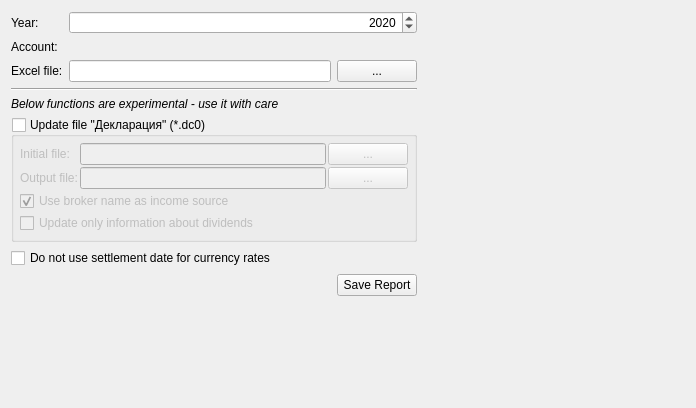
The window that jal/ui/tax_export_widget.ui (titov-vv/jal) describes before a commit, drawn with Qt 5.
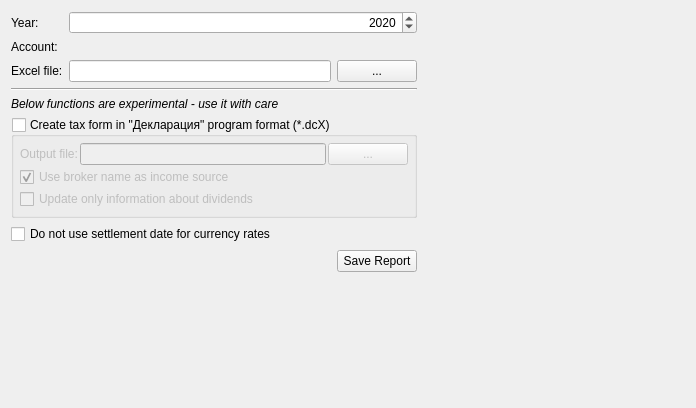
The same window after the commit. Custom widgets are drawn as their Qt base class.

Commit message: Tax widget was updated to reflect recent changes to DLSG file creation

The edit to the form file:
```diff
--- a/jal/ui/tax_export_widget.ui
+++ b/jal/ui/tax_export_widget.ui
@@ -83,7 +83,7 @@
       </sizepolicy>
      </property>
      <property name="title">
-      <string>Update file &quot;Декларация&quot; (*.dc0)</string>
+      <string>Create tax form in &quot;Декларация&quot; program format (*.dcX)</string>
      </property>
      <property name="flat">
       <bool>false</bool>
@@ -110,7 +110,14 @@
       <property name="spacing">
        <number>2</number>
       </property>
-      <item row="2" column="0" colspan="3">
+      <item row="0" column="0">
+       <widget class="QLabel" name="DlsgFileLbl">
+        <property name="text">
+         <string>Output file:</string>
+        </property>
+       </widget>
+      </item>
+      <item row="1" column="0" colspan="3">
        <widget class="QCheckBox" name="IncomeSourceBroker">
         <property name="text">
          <string>Use broker name as income source</string>
@@ -120,39 +127,15 @@
         </property>
        </widget>
       </item>
-      <item row="0" column="0">
-       <widget class="QLabel" name="InitialFileLbl">
-        <property name="text">
-         <string>Initial file:</string>
-        </property>
-       </widget>
-      </item>
-      <item row="0" column="2">
-       <widget class="QPushButton" name="InitialSelectBtn">
-        <property name="toolTip">
-         <string>Select file</string>
-        </property>
-        <property name="text">
-         <string> ... </string>
-        </property>
-       </widget>
-      </item>
-      <item row="3" column="0" colspan="3">
+      <item row="2" column="0" colspan="3">
        <widget class="QCheckBox" name="DividendsOnly">
         <property name="text">
          <string>Update only information about dividends</string>
         </property>
        </widget>
       </item>
-      <item row="1" column="0">
-       <widget class="QLabel" name="OutputFileLbl">
-        <property name="text">
-         <string>Output file:</string>
-        </property>
-       </widget>
-      </item>
-      <item row="1" column="2">
-       <widget class="QPushButton" name="OutputSelectBtn">
+      <item row="0" column="2">
+       <widget class="QPushButton" name="DlsgSelectBtn">
         <property name="toolTip">
          <string>Select file</string>
         </property>
@@ -161,17 +144,10 @@
         </property>
        </widget>
       </item>
-      <item row="1" column="1">
-       <widget class="QLineEdit" name="DlsgOutFileName">
-        <property name="toolTip">
-         <string>File where to store russian tax form</string>
-        </property>
-       </widget>
-      </item>
       <item row="0" column="1">
-       <widget class="QLineEdit" name="DlsgInFileName">
+       <widget class="QLineEdit" name="DlsgFileName">
         <property name="toolTip">
-         <string>File to use as a template for russian tax form</string>
+         <string>File where to store russian tax form</string>
         </property>
        </widget>
       </item>
@@ -234,7 +210,14 @@
      </property>
     </widget>
    </item>
-   <item row="4" column="0" colspan="4">
+   <item row="7" column="2">
+    <widget class="QPushButton" name="SaveButton">
+     <property name="text">
+      <string>Save Report</string>
+     </property>
+    </widget>
+   </item>
+   <item row="4" column="0" colspan="3">
     <widget class="QLabel" name="WarningLbl">
      <property name="font">
       <font>
@@ -246,13 +229,6 @@
      </property>
     </widget>
    </item>
-   <item row="7" column="2">
-    <widget class="QPushButton" name="SaveButton">
-     <property name="text">
-      <string>Save Report</string>
-     </property>
-    </widget>
-   </item>
   </layout>
  </widget>
  <customwidgets>
```
The commit also changes 19 other files.
